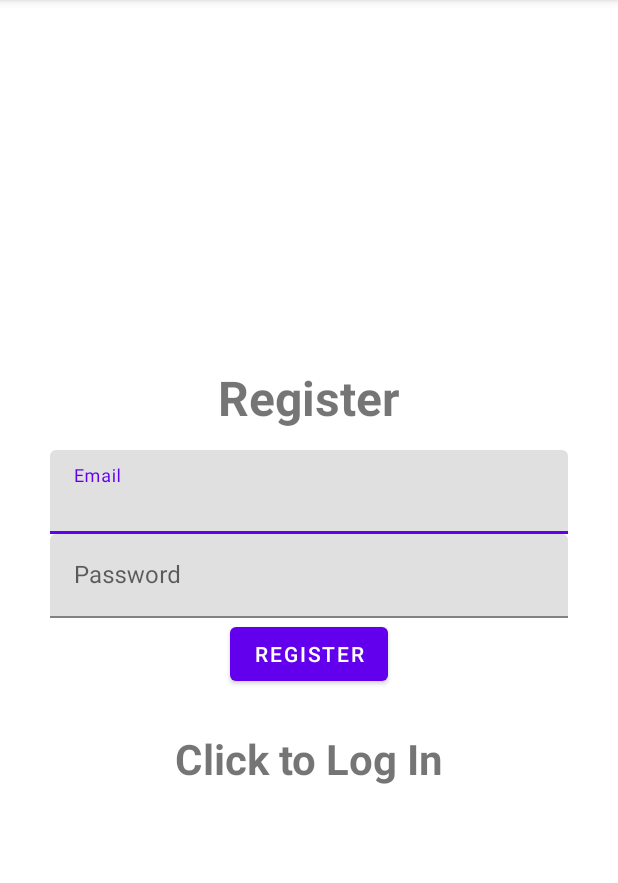
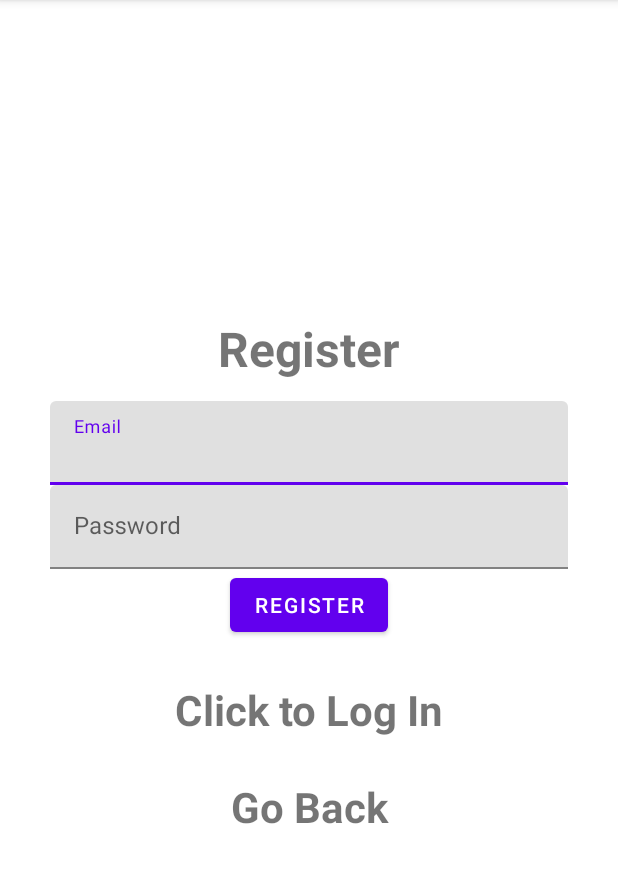
Before and after one commit to kratousek/lola, an Android app: the screen it shows after launch (RegisterActivity), after a tap on "Click to Register", on a phone screen of 412 x 824 dp, the part 84-967 px from its top. Run offline under Robolectric (Android 15) with nearby library versions, the phone set to English and light mode, and no system bars; our stand-ins replace Firebase (no records; nobody signed in at launch, a user with empty details on screens opened directly), navigation-ui; libraries missing offline, so code that uses them is left out: com.github.mikephil.charting; 10 statements that could not run were skipped; 1 other tap on this screen came first.

Commit message:
added a way to go back to previous page

```diff
--- a/app/src/main/java/com/tomst/lolly/LoginActivity.java
+++ b/app/src/main/java/com/tomst/lolly/LoginActivity.java
@@ -25,7 +25,8 @@ public class LoginActivity extends AppCompatActivity
     Button buttonLogin;
     FirebaseAuth mAuth;
     ProgressBar progressBar;
-    TextView textView;
+    TextView textViewRegister;
+    TextView textViewBack;
 
     @Override
     public void onStart() {
@@ -50,15 +51,25 @@ public class LoginActivity extends AppCompatActivity
         editTextPassword = findViewById(R.id.password);
         buttonLogin = findViewById(R.id.btnLogin);
         progressBar = findViewById(R.id.progressBar);
-        textView = findViewById(R.id.registerNow);
+        textViewRegister = findViewById(R.id.registerNow);
+        textViewBack = findViewById(R.id.backTextLogin);
 
-        textView.setOnClickListener(new View.OnClickListener()
+        textViewRegister.setOnClickListener(new View.OnClickListener()
         {
             @Override
             public void onClick(View view)
             {
                 Intent intent = new Intent(getApplicationContext(), RegisterActivity.class);
                 startActivity(intent);
+                finish();
+            }
+        });
+
+        textViewBack.setOnClickListener(new View.OnClickListener()
+        {
+            @Override
+            public void onClick(View view)
+            {
                 finish();
             }
         });
--- a/app/src/main/java/com/tomst/lolly/RegisterActivity.java
+++ b/app/src/main/java/com/tomst/lolly/RegisterActivity.java
@@ -28,7 +28,8 @@ public class RegisterActivity extends AppCompatActivity
     Button buttonReg;
     FirebaseAuth mAuth;
     ProgressBar progressBar;
-    TextView textView;
+    TextView textViewLogin;
+    TextView textViewBack;
 
     @Override
     public void onStart() {
@@ -52,15 +53,25 @@ public class RegisterActivity extends AppCompatActivity
         editTextPassword = findViewById(R.id.password);
         buttonReg = findViewById(R.id.btnRegister);
         progressBar = findViewById(R.id.progressBar);
-        textView = findViewById(R.id.loginNow);
+        textViewLogin = findViewById(R.id.loginNow);
+        textViewBack = findViewById(R.id.backTextRegister);
 
-        textView.setOnClickListener(new View.OnClickListener()
+        textViewLogin.setOnClickListener(new View.OnClickListener()
         {
             @Override
             public void onClick(View view)
             {
                 Intent intent = new Intent(getApplicationContext(), LoginActivity.class);
                 startActivity(intent);
+                finish();
+            }
+        });
+
+        textViewBack.setOnClickListener(new View.OnClickListener()
+        {
+            @Override
+            public void onClick(View view)
+            {
                 finish();
             }
         });
--- a/app/src/main/res/layout/activity_login.xml
+++ b/app/src/main/res/layout/activity_login.xml
@@ -70,4 +70,15 @@
         android:layout_height="wrap_content"
         />
 
+    <TextView
+        android:id="@+id/backTextLogin"
+        android:text="Go Back"
+        android:textStyle="bold"
+        android:textSize="42px"
+        android:gravity="center"
+        android:layout_marginTop="40px"
+        android:layout_width="match_parent"
+        android:layout_height="wrap_content"
+        />
+
 </LinearLayout>
--- a/app/src/main/res/layout/activity_register.xml
+++ b/app/src/main/res/layout/activity_register.xml
@@ -70,4 +70,15 @@
         android:layout_height="wrap_content"
     />
 
+    <TextView
+        android:id="@+id/backTextRegister"
+        android:text="Go Back"
+        android:textStyle="bold"
+        android:textSize="42px"
+        android:gravity="center"
+        android:layout_marginTop="40px"
+        android:layout_width="match_parent"
+        android:layout_height="wrap_content"
+        />
+
 </LinearLayout>
```
